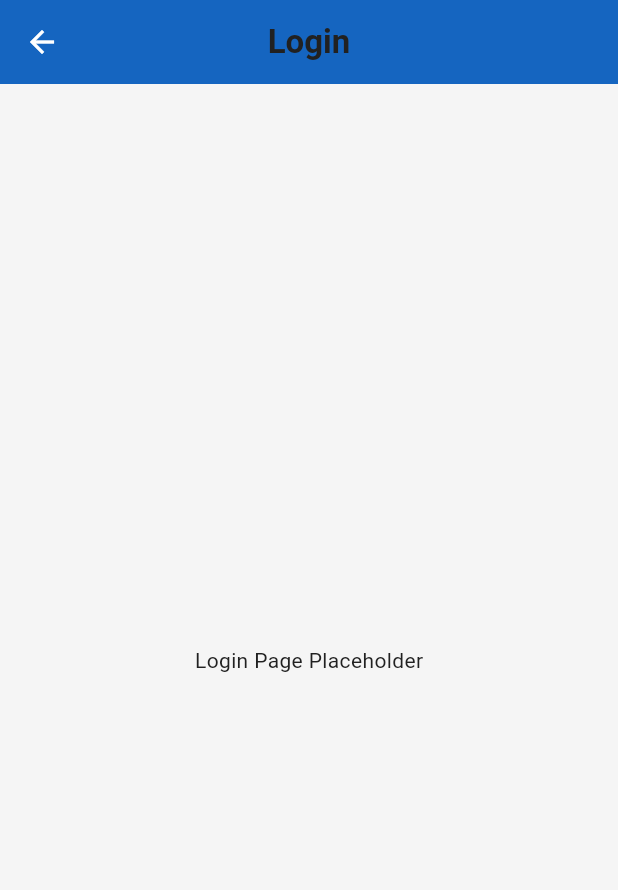
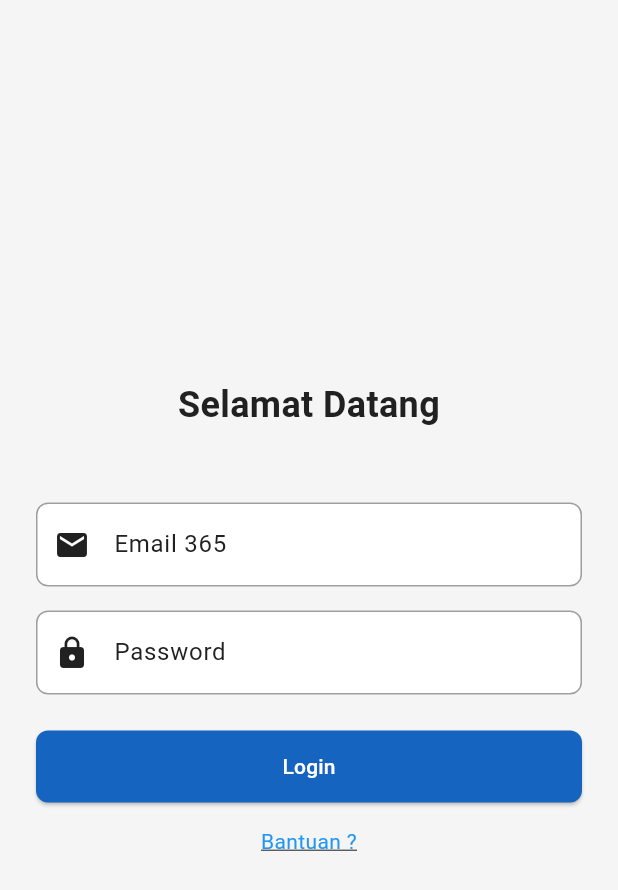
Before and after one commit to Fathoroni/Pandu_App, a Flutter app: the LoginPage screen opened directly, on a phone screen of 412 x 824 dp. Shown: the top 890 px of the screen. Run offline on Flutter 3.47's test engine with Material 3 defaults, Android fonts, the phone set to English and light mode, and no system bars.

Commit message:
Menerapkan halaman login dan alur navigasi UX awal.

```diff
--- /dev/null
+++ b/lib/core/theme/app_dimens.dart
@@ -0,0 +1,27 @@
+class AppDimens {
+  // Padding
+  static const double paddingSmall = 8.0;
+  static const double paddingMedium = 16.0;
+  static const double paddingLarge = 24.0;
+  static const double paddingXLarge = 32.0;
+
+  // Page Padding
+  static const double pagePadding = 20.0; // Standard page margin
+
+  // Radius
+  static const double radiusSmall = 4.0;
+  static const double radiusMedium = 8.0;
+  static const double radiusLarge = 12.0;
+  static const double radiusXLarge = 16.0;
+  static const double radiusCircular = 100.0;
+
+  // Icon Sizes
+  static const double iconSmall = 16.0;
+  static const double iconMedium = 24.0;
+  static const double iconLarge = 32.0;
+
+  // Spacing gaps
+  static const double gapSmall = 8.0;
+  static const double gapMedium = 16.0;
+  static const double gapLarge = 24.0;
+}
--- a/lib/main.dart
+++ b/lib/main.dart
@@ -1,5 +1,6 @@
 import 'package:flutter/material.dart';
 import 'core/theme/app_theme.dart';
+import 'pages/login_page.dart';
 
 void main() {
   runApp(const PanduApp());
@@ -14,7 +15,7 @@ class PanduApp extends StatelessWidget {
       title: 'Pandu LMS',
       debugShowCheckedModeBanner: false,
       theme: AppTheme.lightTheme,
-      home: const Scaffold(body: Center(child: Text('Initial Setup Complete'))),
+      home: const LoginPage(),
     );
   }
 }
--- a/lib/pages/login_page.dart
+++ b/lib/pages/login_page.dart
@@ -1,13 +1,88 @@
 import 'package:flutter/material.dart';
+import 'home_page.dart';
 
-class LoginPage extends StatelessWidget {
+class LoginPage extends StatefulWidget {
   const LoginPage({super.key});
+
+  @override
+  State<LoginPage> createState() => _LoginPageState();
+}
+
+class _LoginPageState extends State<LoginPage> {
+  final _emailController = TextEditingController();
+  final _passwordController = TextEditingController();
+
+  void _handleLogin() {
+    // Navigation to HomePage on button press
+    Navigator.pushReplacement(
+      context,
+      MaterialPageRoute(builder: (context) => const HomePage()),
+    );
+  }
+
+  @override
+  void dispose() {
+    _emailController.dispose();
+    _passwordController.dispose();
+    super.dispose();
+  }
 
   @override
   Widget build(BuildContext context) {
     return Scaffold(
-      appBar: AppBar(title: const Text('Login')),
-      body: const Center(child: Text('Login Page Placeholder')),
+      body: SafeArea(
+        child: Padding(
+          padding: const EdgeInsets.all(24.0),
+          child: Column(
+            mainAxisAlignment: MainAxisAlignment.center,
+            crossAxisAlignment: CrossAxisAlignment.stretch,
+            children: [
+              const Text(
+                'Selamat Datang',
+                style: TextStyle(fontSize: 24, fontWeight: FontWeight.bold),
+                textAlign: TextAlign.center,
+              ),
+              const SizedBox(height: 48),
+              TextField(
+                controller: _emailController,
+                decoration: const InputDecoration(
+                  labelText: 'Email 365',
+                  border: OutlineInputBorder(),
+                  prefixIcon: Icon(Icons.email),
+                ),
+                keyboardType: TextInputType.emailAddress,
+              ),
+              const SizedBox(height: 16),
+              TextField(
+                controller: _passwordController,
+                decoration: const InputDecoration(
+                  labelText: 'Password',
+                  border: OutlineInputBorder(),
+                  prefixIcon: Icon(Icons.lock),
+                ),
+                obscureText: true,
+              ),
+              const SizedBox(height: 24),
+              ElevatedButton(
+                onPressed: _handleLogin,
+                style: ElevatedButton.styleFrom(
+                  padding: const EdgeInsets.symmetric(vertical: 16),
+                ),
+                child: const Text('Login'),
+              ),
+              const SizedBox(height: 16),
+              const Text(
+                'Bantuan ?',
+                style: TextStyle(
+                  color: Colors.blue,
+                  decoration: TextDecoration.underline,
+                ),
+                textAlign: TextAlign.center,
+              ),
+            ],
+          ),
+        ),
+      ),
     );
   }
 }
```
Also changed, not shown: lib/core/theme/app_theme.dart (+17 -8 lines), 1 other file.
